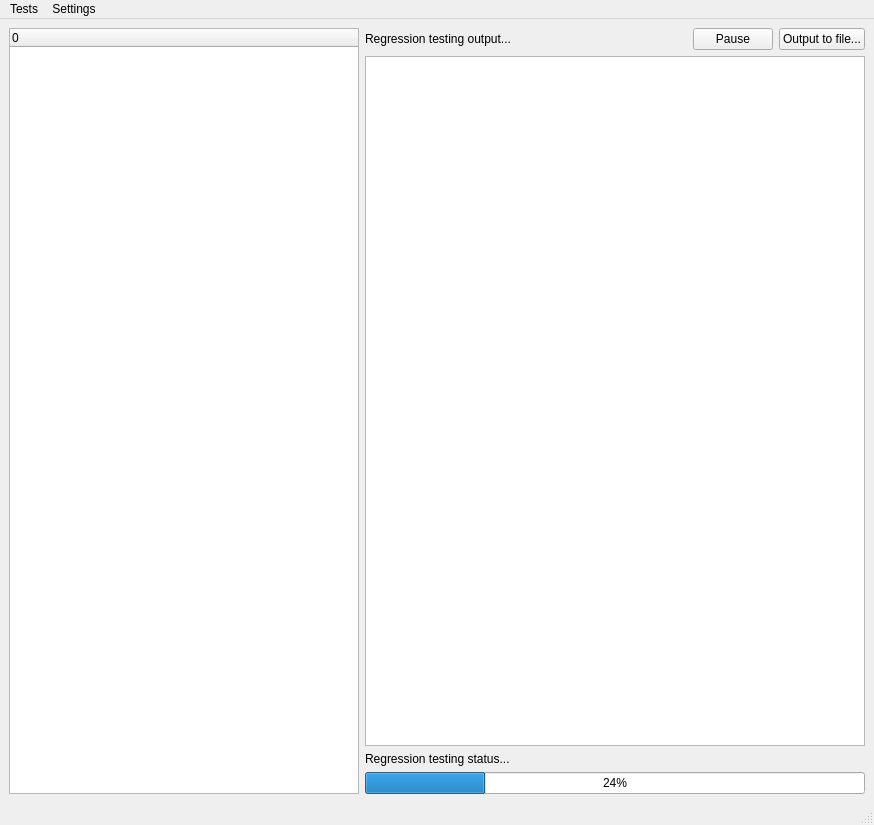
Before: the Qt Designer form khtml/test_regression_gui.ui in KDE/kdelibs, drawn with Qt 5.
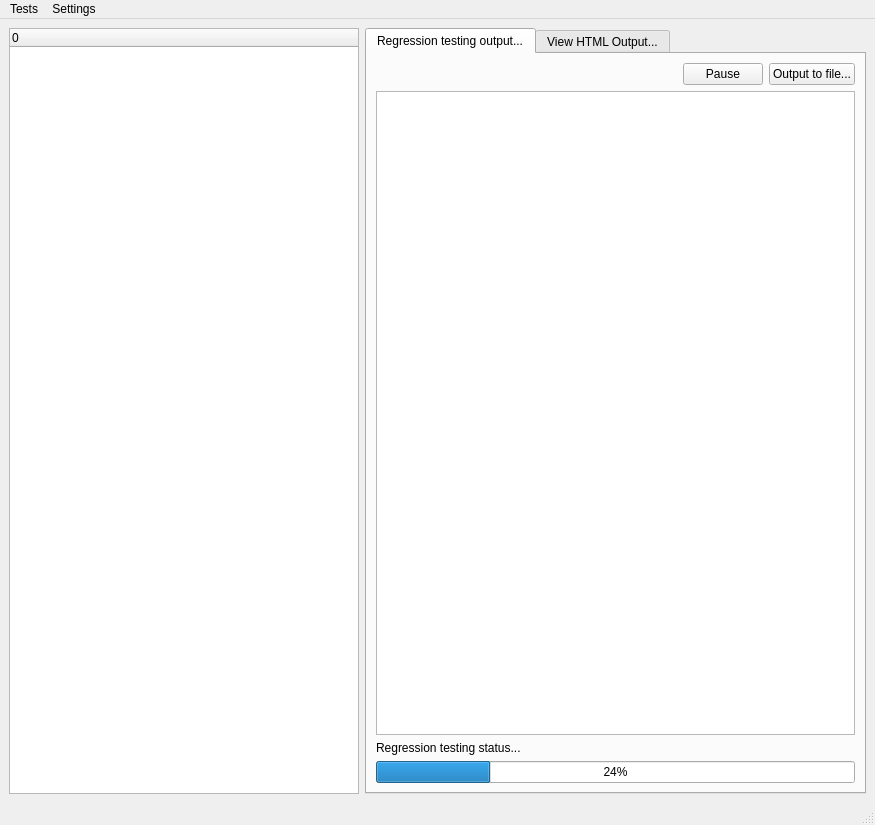
After: the same form once the commit is applied.

Commit message: Introduce a tabWidget, and offer an integrated "regression/output/index.html" viewer. Maybe the UI could still be improved. I wait for comments ;-) All done here now.

Patch:
```diff
--- a/khtml/test_regression_gui.ui
+++ b/khtml/test_regression_gui.ui
@@ -8,7 +8,7 @@
    <rect>
     <x>0</x>
     <y>0</y>
-    <width>874</width>
+    <width>875</width>
     <height>825</height>
    </rect>
   </property>
@@ -53,28 +53,34 @@
      </widget>
     </item>
     <item>
-     <layout class="QVBoxLayout" >
-      <property name="margin" >
-       <number>0</number>
-      </property>
-      <property name="spacing" >
-       <number>6</number>
-      </property>
-      <item>
-       <layout class="QHBoxLayout" >
-        <property name="margin" >
-         <number>0</number>
-        </property>
-        <property name="spacing" >
-         <number>6</number>
-        </property>
-        <item>
-         <widget class="QLabel" name="label_3" >
-          <property name="text" >
+     <widget class="QTabWidget" name="tabWidget" >
+      <widget class="QWidget" name="firstTab" >
+       <attribute name="title" >
            <string>Regression testing output...</string>
-          </property>
-         </widget>
-        </item>
+       </attribute>
+       <layout class="QHBoxLayout" >
+        <property name="margin" >
+         <number>9</number>
+        </property>
+        <property name="spacing" >
+         <number>6</number>
+        </property>
+        <item>
+         <layout class="QVBoxLayout" >
+          <property name="margin" >
+           <number>0</number>
+          </property>
+          <property name="spacing" >
+           <number>6</number>
+          </property>
+          <item>
+           <layout class="QHBoxLayout" >
+            <property name="margin" >
+             <number>0</number>
+            </property>
+            <property name="spacing" >
+             <number>6</number>
+            </property>
         <item>
          <spacer>
           <property name="orientation" >
@@ -154,7 +160,7 @@
        <widget class="QTextEdit" name="textEdit" />
       </item>
       <item>
-       <widget class="QLabel" name="label_2" >
+           <widget class="QLabel" name="statusLabel" >
         <property name="text" >
          <string>Regression testing status...</string>
         </property>
@@ -174,12 +180,21 @@
     </item>
    </layout>
   </widget>
+      <widget class="QWidget" name="secondTab" >
+       <attribute name="title" >
+        <string>View HTML Output...</string>
+       </attribute>
+      </widget>
+     </widget>
+    </item>
+   </layout>
+  </widget>
   <widget class="QMenuBar" name="menubar" >
    <property name="geometry" >
     <rect>
      <x>0</x>
      <y>0</y>
-     <width>874</width>
+     <width>875</width>
      <height>27</height>
     </rect>
    </property>
@@ -213,7 +228,7 @@
     <rect>
      <x>0</x>
      <y>805</y>
-     <width>874</width>
+     <width>875</width>
      <height>20</height>
     </rect>
    </property>
```
Lines whose indentation alone changed are shown as unchanged. The commit also changes 3 other files.
